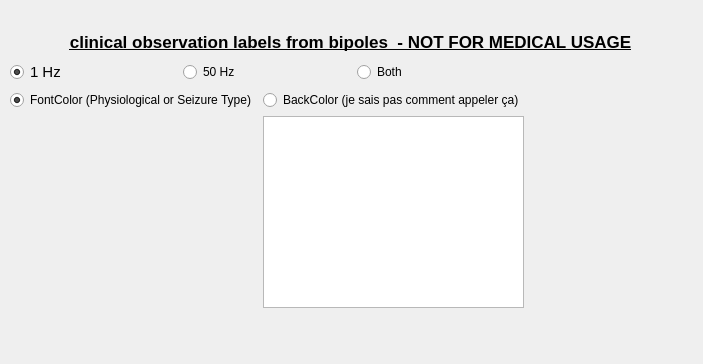
Above: bipoleLabelsDisplay.ui from IntrAnatSEEGSoftware/IntrAnat before the change. Below: the same form after it.
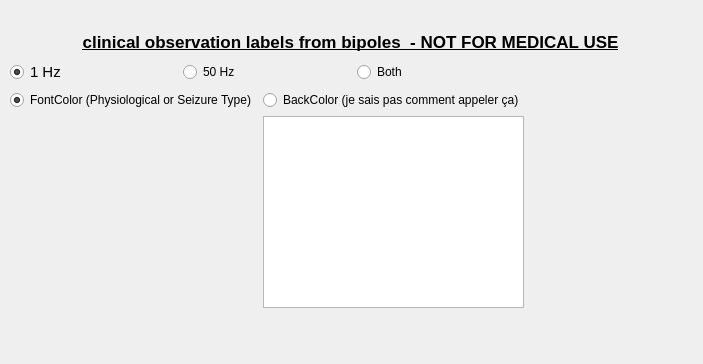
That is the form after the change.

```diff
--- a/bipoleLabelsDisplay.ui
+++ b/bipoleLabelsDisplay.ui
@@ -33,7 +33,7 @@
     </font>
    </property>
    <property name="text">
-    <string>clinical observation labels from bipoles  - NOT FOR MEDICAL USAGE</string>
+    <string>clinical observation labels from bipoles  - NOT FOR MEDICAL USE</string>
    </property>
    <property name="alignment">
     <set>Qt::AlignCenter</set>
```
